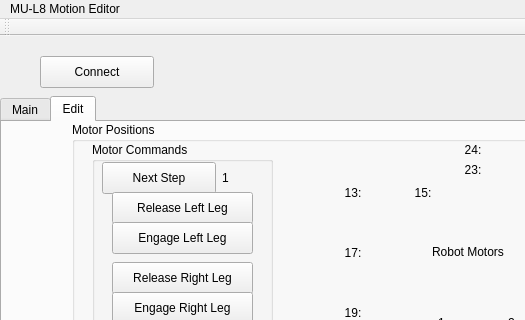
Solarnum/mul8-motionediter, file untitled1/mul8_mainview.ui: the form before one commit; both pictures show x 0 to 525 and y 0 to 320 of the 702 by 554 pixel window.
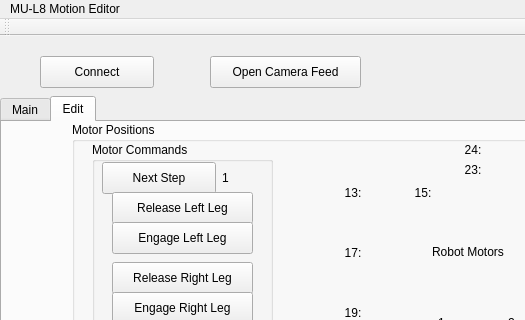
The form after the commit.

What changed in the file:
```diff
--- a/untitled1/mul8_mainview.ui
+++ b/untitled1/mul8_mainview.ui
@@ -857,6 +857,19 @@
      <string>Connect</string>
     </property>
    </widget>
+   <widget class="QPushButton" name="pushButton_2">
+    <property name="geometry">
+     <rect>
+      <x>210</x>
+      <y>20</y>
+      <width>151</width>
+      <height>32</height>
+     </rect>
+    </property>
+    <property name="text">
+     <string>Open Camera Feed</string>
+    </property>
+   </widget>
   </widget>
   <widget class="QMenuBar" name="menuBar">
    <property name="geometry">
```
